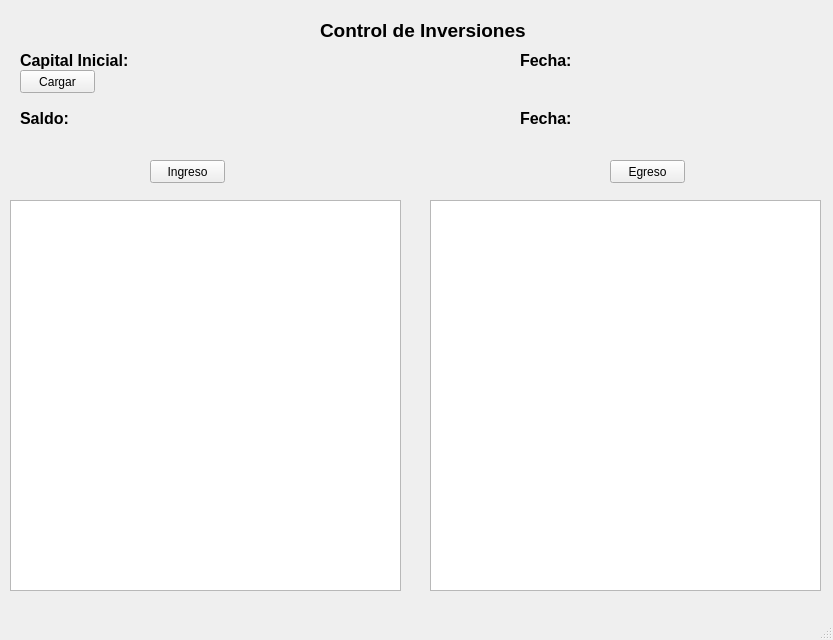
Above: inversiones.ui from Ever93/inversiones before the change. Below: the same form after it.
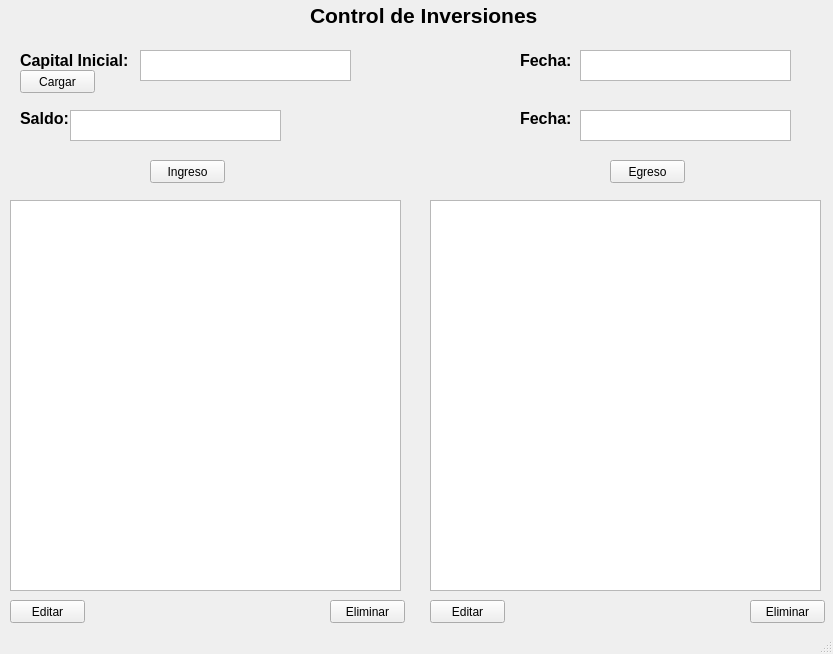
That is the form after the change.

Commit message: Prototipo terminado

The edit to the form file:
```diff
--- a/inversiones.ui
+++ b/inversiones.ui
@@ -7,7 +7,7 @@
     <x>0</x>
     <y>0</y>
     <width>833</width>
-    <height>640</height>
+    <height>654</height>
    </rect>
   </property>
   <property name="windowTitle">
@@ -17,15 +17,15 @@
    <widget class="QLabel" name="titulo">
     <property name="geometry">
      <rect>
-      <x>320</x>
-      <y>20</y>
-      <width>231</width>
-      <height>20</height>
+      <x>310</x>
+      <y>0</y>
+      <width>241</width>
+      <height>31</height>
      </rect>
     </property>
     <property name="font">
      <font>
-      <pointsize>14</pointsize>
+      <pointsize>16</pointsize>
       <weight>75</weight>
       <bold>true</bold>
      </font>
@@ -176,6 +176,98 @@
      </rect>
     </property>
    </widget>
+   <widget class="QTextBrowser" name="textCI">
+    <property name="geometry">
+     <rect>
+      <x>140</x>
+      <y>50</y>
+      <width>211</width>
+      <height>31</height>
+     </rect>
+    </property>
+   </widget>
+   <widget class="QTextBrowser" name="textSaldo">
+    <property name="geometry">
+     <rect>
+      <x>70</x>
+      <y>110</y>
+      <width>211</width>
+      <height>31</height>
+     </rect>
+    </property>
+   </widget>
+   <widget class="QTextBrowser" name="textFechaCI">
+    <property name="geometry">
+     <rect>
+      <x>580</x>
+      <y>50</y>
+      <width>211</width>
+      <height>31</height>
+     </rect>
+    </property>
+   </widget>
+   <widget class="QTextBrowser" name="textFechaSaldo">
+    <property name="geometry">
+     <rect>
+      <x>580</x>
+      <y>110</y>
+      <width>211</width>
+      <height>31</height>
+     </rect>
+    </property>
+   </widget>
+   <widget class="QPushButton" name="deletEgreso">
+    <property name="geometry">
+     <rect>
+      <x>750</x>
+      <y>600</y>
+      <width>75</width>
+      <height>23</height>
+     </rect>
+    </property>
+    <property name="text">
+     <string>Eliminar</string>
+    </property>
+   </widget>
+   <widget class="QPushButton" name="deletIngreso">
+    <property name="geometry">
+     <rect>
+      <x>330</x>
+      <y>600</y>
+      <width>75</width>
+      <height>23</height>
+     </rect>
+    </property>
+    <property name="text">
+     <string>Eliminar</string>
+    </property>
+   </widget>
+   <widget class="QPushButton" name="editIngreso">
+    <property name="geometry">
+     <rect>
+      <x>10</x>
+      <y>600</y>
+      <width>75</width>
+      <height>23</height>
+     </rect>
+    </property>
+    <property name="text">
+     <string>Editar</string>
+    </property>
+   </widget>
+   <widget class="QPushButton" name="editEgreso">
+    <property name="geometry">
+     <rect>
+      <x>430</x>
+      <y>600</y>
+      <width>75</width>
+      <height>23</height>
+     </rect>
+    </property>
+    <property name="text">
+     <string>Editar</string>
+    </property>
+   </widget>
   </widget>
   <widget class="QMenuBar" name="menubar">
    <property name="geometry">
```
Left out of the diff: 2 changed lines with no effect on the pictures. The commit also changes 2 other files.
